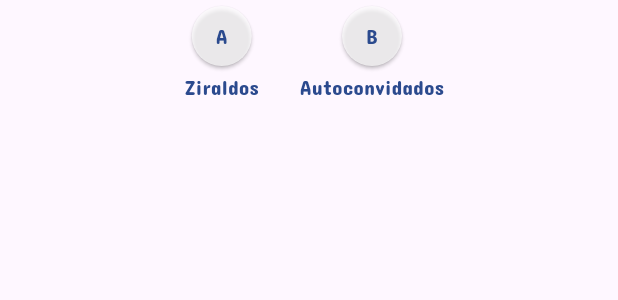
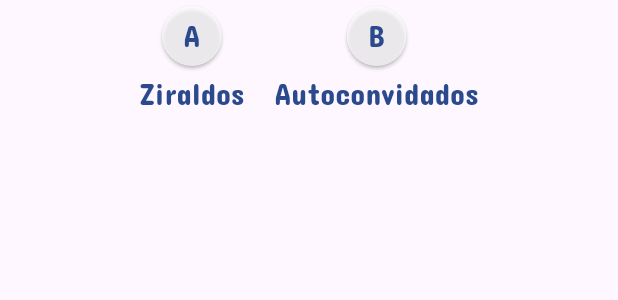
Before and after one commit to PL251431/App-Volley, a Flutter app: the TopButtons widget shown alone on an empty page, opened directly, on a phone screen of 412 x 824 dp. Shown: the top 300 px of the screen. Run offline on Flutter 3.47's test engine with Material 3 defaults, Android fonts, the phone set to English and light mode, and no system bars.

Commit message:
Ajeitando a quadra

```diff
--- a/lib/widgets/side_buttons.dart
+++ b/lib/widgets/side_buttons.dart
@@ -15,7 +15,7 @@ class SideButtons extends StatelessWidget {
   });
 
   static const buttonBackgroundColor = Color(0xff2B4A8E);
-  static const textStyleWhite = TextStyle(color: Colors.white, fontSize: 10 );
+  static const textStyleWhite = TextStyle(color: Colors.white, fontSize: 30 );
 
   @override
   Widget build(BuildContext context) {
--- a/lib/widgets/top_buttons.dart
+++ b/lib/widgets/top_buttons.dart
@@ -6,6 +6,7 @@ class TopButtons extends StatelessWidget {
   static const textStyleBlue = TextStyle(
     color: Color(0xff2B4A8E),
     fontFamily: 'ConcertOne',
+    fontSize: 20,
   );
 
   @override
--- a/lib/widgets/volleyball_court.dart
+++ b/lib/widgets/volleyball_court.dart
@@ -19,7 +19,7 @@ class VolleyballCourt extends StatelessWidget {
     return Center(
       child: Container(
         width: 300, // Largura total da quadra
-        height: 190, // Altura total da quadra
+        height: 160, // Altura total da quadra
         decoration: BoxDecoration(
           color: const Color(0xffF77859), // Cor de fundo da quadra
           border: Border.all(color: Colors.white, width: 4), // Borda branca ao redor
```
